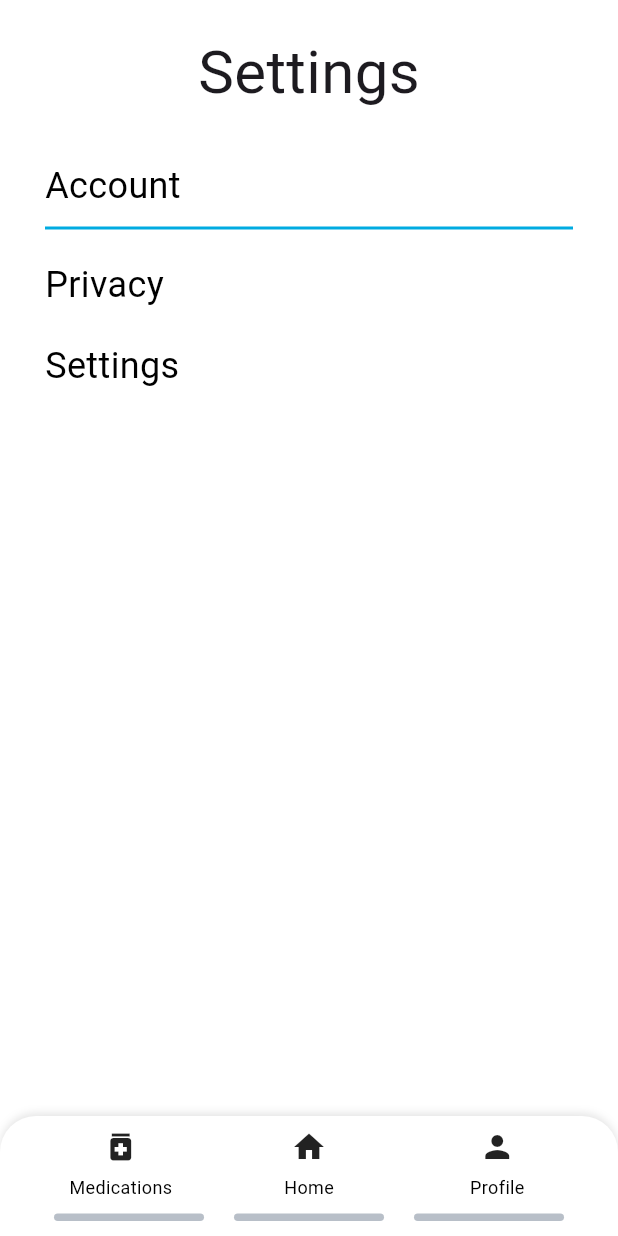
After one commit to Ruben725/MedMinder, a Flutter app: the Settings screen opened directly, on a phone screen of 412 x 824 dp. The commit adds this screen. Run offline on Flutter 3.47's test engine with Material 3 defaults, Android fonts, the phone set to English and light mode, and no system bars; Roboto replaces fonts that are missing (Poppins).

Commit message:
template and navigation for settings page and homepage search bar added

```diff
--- a/lib/mainApp/medicationsList.dart
+++ b/lib/mainApp/medicationsList.dart
@@ -1,5 +1,6 @@
 import 'package:flutter/material.dart';
 import 'package:medminder/mainApp/appHome.dart';
+import 'package:medminder/mainApp/settings.dart';
 
 class MedicationsList extends StatelessWidget {
   const MedicationsList({Key? key}) : super(key: key);
@@ -147,7 +148,7 @@ class MedicationsList extends StatelessWidget {
                             children: [
                               _buildNavItem(
                                 'Medications',
-                                const FlutterLogo(),
+                                const Icon(Icons.medication),
                                 () {
                                   Navigator.push(
                                     context,
@@ -160,7 +161,7 @@ class MedicationsList extends StatelessWidget {
                               ),
                               _buildNavItem(
                                 'Home',
-                                const FlutterLogo(),
+                                const Icon(Icons.home),
                                 () {
                                   Navigator.push(
                                     context,
@@ -172,12 +173,12 @@ class MedicationsList extends StatelessWidget {
                               ),
                               _buildNavItem(
                                 'Profile',
-                                const FlutterLogo(),
+                                const Icon(Icons.person),
                                 () {
                                   Navigator.push(
                                     context,
                                     MaterialPageRoute(
-                                      builder: (context) => ProfilePage(),
+                                      builder: (context) => Settings(),
                                     ),
                                   );
                                 },
--- /dev/null
+++ b/lib/mainApp/settings.dart
@@ -0,0 +1,182 @@
+import 'package:flutter/material.dart';
+import 'package:medminder/mainApp/medicationsList.dart';
+import 'package:medminder/mainApp/appHome.dart';
+
+class Settings extends StatelessWidget {
+  const Settings({Key? key}) : super(key: key);
+
+  @override
+  Widget build(BuildContext context) {
+    return Scaffold(
+      backgroundColor: Colors.white,
+      body: SafeArea(
+        child: Column(
+          children: [
+            // Top section with title
+            Padding(
+              padding: const EdgeInsets.only(top: 20.0, bottom: 30.0),
+              child: Text(
+                'Settings',
+                style: TextStyle(
+                  fontSize: 40,
+                  fontFamily: 'Poppins',
+                  fontWeight: FontWeight.w400,
+                ),
+              ),
+            ),
+
+            // Settings options
+            Padding(
+              padding: const EdgeInsets.symmetric(horizontal: 30.0),
+              child: Column(
+                crossAxisAlignment: CrossAxisAlignment.start,
+                children: [
+                  _buildSettingOption('Account'),
+                  const SizedBox(height: 10),
+                  Container(
+                    width: double.infinity,
+                    height: 2,
+                    color: const Color(0xFF00ABE1),
+                  ),
+                  const SizedBox(height: 20),
+                  _buildSettingOption('Privacy'),
+                  const SizedBox(height: 20),
+                  _buildSettingOption('Settings'),
+                ],
+              ),
+            ),
+
+            // Spacer to push navigation to bottom
+            const Spacer(),
+
+            // Bottom navigation
+            Container(
+              height: 80,
+              decoration: BoxDecoration(
+                color: Colors.white,
+                borderRadius: BorderRadius.only(
+                  topLeft: Radius.circular(24),
+                  topRight: Radius.circular(24),
+                ),
+                boxShadow: [
+                  BoxShadow(
+                    color: Colors.black.withOpacity(0.1),
+                    blurRadius: 4,
+                    offset: Offset(0, -2),
+                  ),
+                ],
+              ),
+              child: Stack(
+                alignment: Alignment.bottomCenter,
+                children: [
+                  // Navigation items positioned at the top
+                  Positioned(
+                    top: 8,
+                    left: 0,
+                    right: 0,
+                    child: Row(
+                      mainAxisAlignment: MainAxisAlignment.spaceEvenly,
+                      children: [
+                        _buildNavItem(
+                          'Medications',
+                          Icon(Icons.medication),
+                          () {
+                            Navigator.push(
+                              context,
+                              MaterialPageRoute(
+                                builder: (context) => MedicationsList(),
+                              ),
+                            );
+                          },
+                        ),
+                        _buildNavItem(
+                          'Home',
+                          Icon(Icons.home),
+                          () {
+                            Navigator.push(
+                              context,
+                              MaterialPageRoute(
+                                builder: (context) => AppHome(),
+                              ),
+                            );
+                          },
+                        ),
+                        _buildNavItem(
+                          'Profile',
+                          Icon(Icons.person),
+                          () {
+                            // Already on Settings page
+                          },
+                        ),
+                      ],
+                    ),
+                  ),
+
+                  // Bottom indicators positioned at the bottom
+                  Positioned(
+                    bottom: 10,
+                    child: Row(
+                      mainAxisAlignment: MainAxisAlignment.center,
+                      children: List.generate(
+                        3,
+                        (index) => Container(
+                          width: 100,
+                          height: 5,
+                          margin: EdgeInsets.symmetric(horizontal: 10),
+                          decoration: ShapeDecoration(
+                            color: Color(0xFFB8BFC8),
+                            shape: RoundedRectangleBorder(
+                              borderRadius: BorderRadius.circular(100),
+                            ),
+                          ),
+                        ),
+                      ),
+                    ),
+                  ),
+                ],
+              ),
+            ),
+          ],
+        ),
+      ),
+    );
+  }
+
+  Widget _buildSettingOption(String title) {
+    return Text(
+      title,
+      style: TextStyle(
+        color: Colors.black,
+        fontSize: 24,
+        fontFamily: 'Poppins',
+        fontWeight: FontWeight.w400,
+      ),
+    );
+  }
+
+  Widget _buildNavItem(String label, Widget icon, VoidCallback onPressed) {
+    return GestureDetector(
+      onTap: onPressed,
+      child: Column(
+        mainAxisSize: MainAxisSize.min,
+        children: [
+          Container(
+            width: 90,
+            height: 25,
+            child: icon,
+          ),
+          SizedBox(height: 6),
+          Text(
+            label,
+            style: TextStyle(
+              color: Colors.black,
+              fontSize: 12,
+              fontFamily: 'Poppins',
+              fontWeight: FontWeight.w400,
+            ),
+          ),
+        ],
+      ),
+    );
+  }
+}
```
Also changed, not shown: lib/mainApp/appHome.dart (+54 -32 lines).
